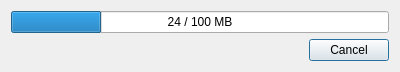
First picture: the form in progressdialog.ui, repository OpenMandrivaSoftware/om-imagewriter, before the edit.
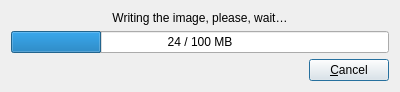
Second picture: the form after the edit. Icons and pictures are not drawn.

Commit message:
Improved progress dialog design
1. Removed title, prohibited resizing, added text label.
2. Turned off closing by Esc.
3. Minor code improvements.

The edit to the form file:
```diff
--- a/progressdialog.ui
+++ b/progressdialog.ui
@@ -7,7 +7,7 @@
     <x>0</x>
     <y>0</y>
     <width>400</width>
-    <height>68</height>
+    <height>89</height>
    </rect>
   </property>
   <property name="windowTitle">
@@ -18,6 +18,16 @@
     <normaloff>:/icon-rosa.ico</normaloff>:/icon-rosa.ico</iconset>
   </property>
   <layout class="QVBoxLayout" name="verticalLayout">
+   <item>
+    <widget class="QLabel" name="label">
+     <property name="text">
+      <string>Writing the image, please, wait…</string>
+     </property>
+     <property name="alignment">
+      <set>Qt::AlignCenter</set>
+     </property>
+    </widget>
+   </item>
    <item>
     <widget class="QProgressBar" name="progressBar">
      <property name="value">
@@ -29,14 +39,28 @@
     </widget>
    </item>
    <item>
-    <widget class="QDialogButtonBox" name="cancelButton">
-     <property name="orientation">
-      <enum>Qt::Horizontal</enum>
-     </property>
-     <property name="standardButtons">
-      <set>QDialogButtonBox::Cancel</set>
-     </property>
-    </widget>
+    <layout class="QHBoxLayout" name="horizontalLayout">
+     <item>
+      <spacer name="horizontalSpacer">
+       <property name="orientation">
+        <enum>Qt::Horizontal</enum>
+       </property>
+       <property name="sizeHint" stdset="0">
+        <size>
+         <width>40</width>
+         <height>20</height>
+        </size>
+       </property>
+      </spacer>
+     </item>
+     <item>
+      <widget class="QPushButton" name="cancelButton">
+       <property name="text">
+        <string>&amp;Cancel</string>
+       </property>
+      </widget>
+     </item>
+    </layout>
    </item>
   </layout>
  </widget>
```
Left out of the diff: 36 changed lines with no effect on the pictures. The commit also changes 3 other files.
